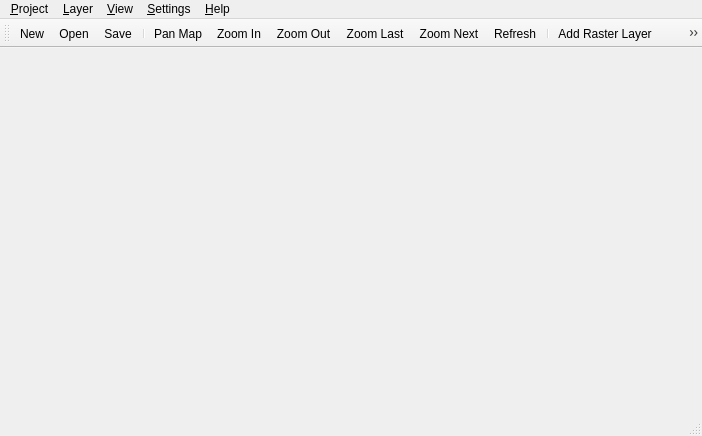
This is TinyGIS/TinyGIS.ui in chenhaoen/TinyGIS as Qt 5 draws it before an edit. The edited form follows.
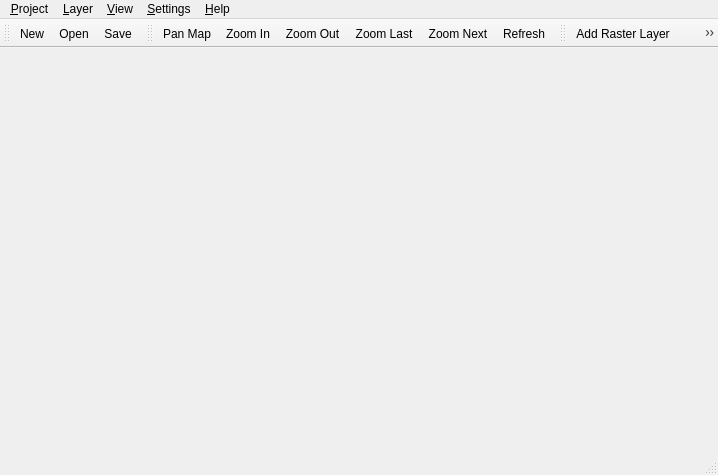
This is the edited form. Icons and pictures are not drawn.

```diff
--- a/TinyGIS/TinyGIS.ui
+++ b/TinyGIS/TinyGIS.ui
@@ -6,8 +6,8 @@
    <rect>
     <x>0</x>
     <y>0</y>
-    <width>702</width>
-    <height>436</height>
+    <width>718</width>
+    <height>475</height>
    </rect>
   </property>
   <property name="windowTitle">
@@ -23,7 +23,7 @@
     <rect>
      <x>0</x>
      <y>0</y>
-     <width>702</width>
+     <width>718</width>
      <height>23</height>
     </rect>
    </property>
@@ -85,18 +85,38 @@
    <addaction name="action_New"/>
    <addaction name="action_Open"/>
    <addaction name="action_Save"/>
-   <addaction name="separator"/>
+  </widget>
+  <widget class="QStatusBar" name="statusBar"/>
+  <widget class="QToolBar" name="toolBarView">
+   <property name="windowTitle">
+    <string notr="true">toolBar</string>
+   </property>
+   <attribute name="toolBarArea">
+    <enum>TopToolBarArea</enum>
+   </attribute>
+   <attribute name="toolBarBreak">
+    <bool>false</bool>
+   </attribute>
    <addaction name="action_Pan_Map"/>
    <addaction name="actionZoom_In"/>
    <addaction name="actionZoom_Out"/>
    <addaction name="actionZoom_Last"/>
    <addaction name="actionZoom_Next"/>
    <addaction name="actionRefresh"/>
-   <addaction name="separator"/>
+  </widget>
+  <widget class="QToolBar" name="toolBarLayer">
+   <property name="windowTitle">
+    <string notr="true">toolBar</string>
+   </property>
+   <attribute name="toolBarArea">
+    <enum>TopToolBarArea</enum>
+   </attribute>
+   <attribute name="toolBarBreak">
+    <bool>false</bool>
+   </attribute>
    <addaction name="actionAdd_Raster_Layer"/>
    <addaction name="actionAdd_Vector_Layer"/>
   </widget>
-  <widget class="QStatusBar" name="statusBar"/>
   <action name="actionAdd_Raster_Layer">
    <property name="icon">
     <iconset resource="TinyGIS.qrc">
```
Left out of the diff: 38 changed lines with no effect on the pictures.
